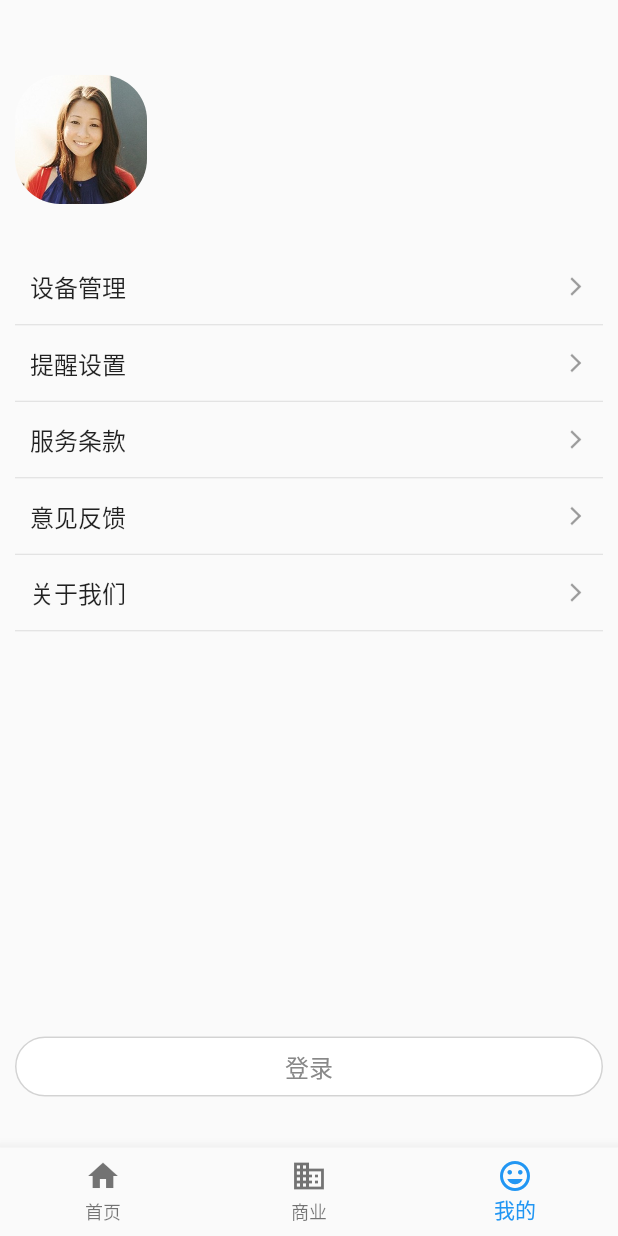
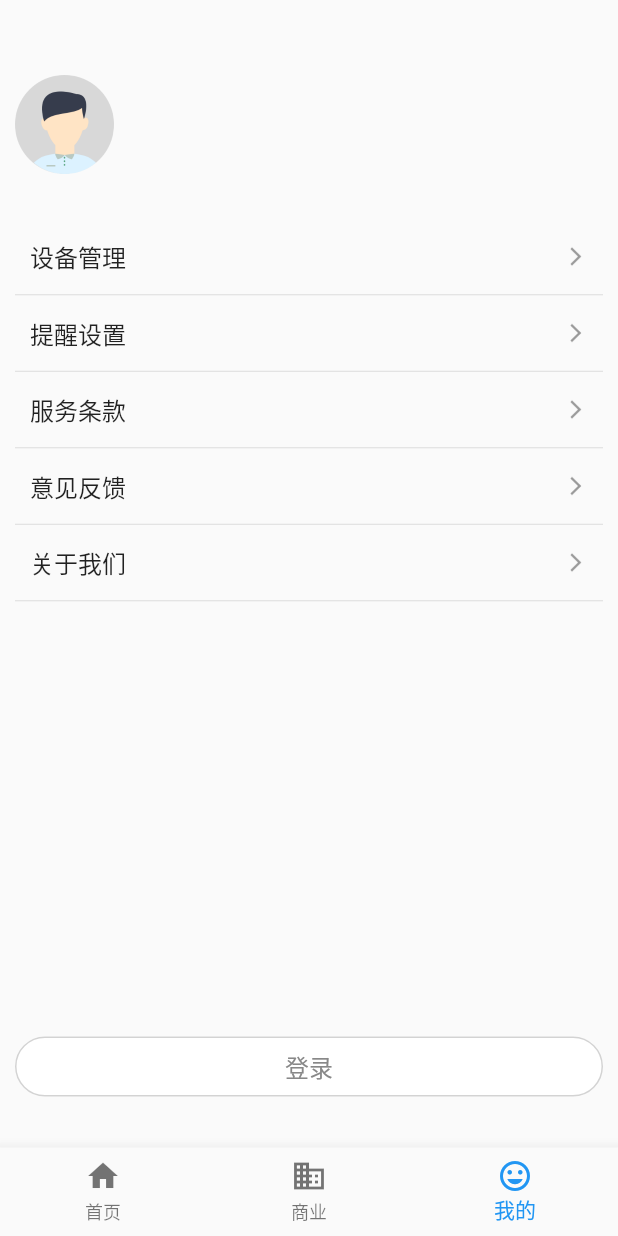
Before and after one commit to Kevin088/gxq_project, a Flutter app: the screen it shows after launch, swiped to page 3, on a phone screen of 412 x 824 dp. Run offline on Flutter 3.47's test engine with Material 2 defaults, Android fonts, the phone set to English and light mode, and no system bars; our stand-ins replace date_format, dio, event_bus, flutter_blue, image_picker, shared_preferences and 1 more; missing offline and left inert: flutter_qrscaner, orientation, rammus, seekbar, sharesdk_plugin; generated files the repository leaves out were written again; network calls fail; statements that could not run were skipped.

```diff
--- a/lib/page/MinePage.dart
+++ b/lib/page/MinePage.dart
@@ -31,7 +31,7 @@ class MinePageState extends State<MinePage>{
   bool isLogin=false;
   String name;
   String phone;
-  String img;
+  String img="";
 
   StreamSubscription eventBusOn;
   @override
@@ -93,8 +93,8 @@ class MinePageState extends State<MinePage>{
 //                      ):Image.network(img,fit: BoxFit.fill),
                   new ClipRRect(
                     borderRadius: BorderRadius.circular(30.0),
-                    child:img==""? new Image.asset(Utils.getImgPath('ali_connors')):
-                    Image.network(img,fit: BoxFit.fill),
+                    child:img==""? new Image.asset(Utils.getImgPath2('ic_avatar')):
+                    Image.network(img,fit: BoxFit.fill,width: 66,height: 66,),
                   ),
                   Container(
                     margin: EdgeInsets.fromLTRB(20, 0, 20, 0),
--- a/pubspec.yaml
+++ b/pubspec.yaml
@@ -32,7 +32,7 @@ dependencies:
   seekbar: 0.0.2
   popup_window: ^1.0.0+3
 #  三方登录
-  sharesdk_plugin: ^1.1.7
+  sharesdk_plugin: ^1.2.4
   #阿里推送
   rammus: ^0.0.3
   #蓝牙
```
